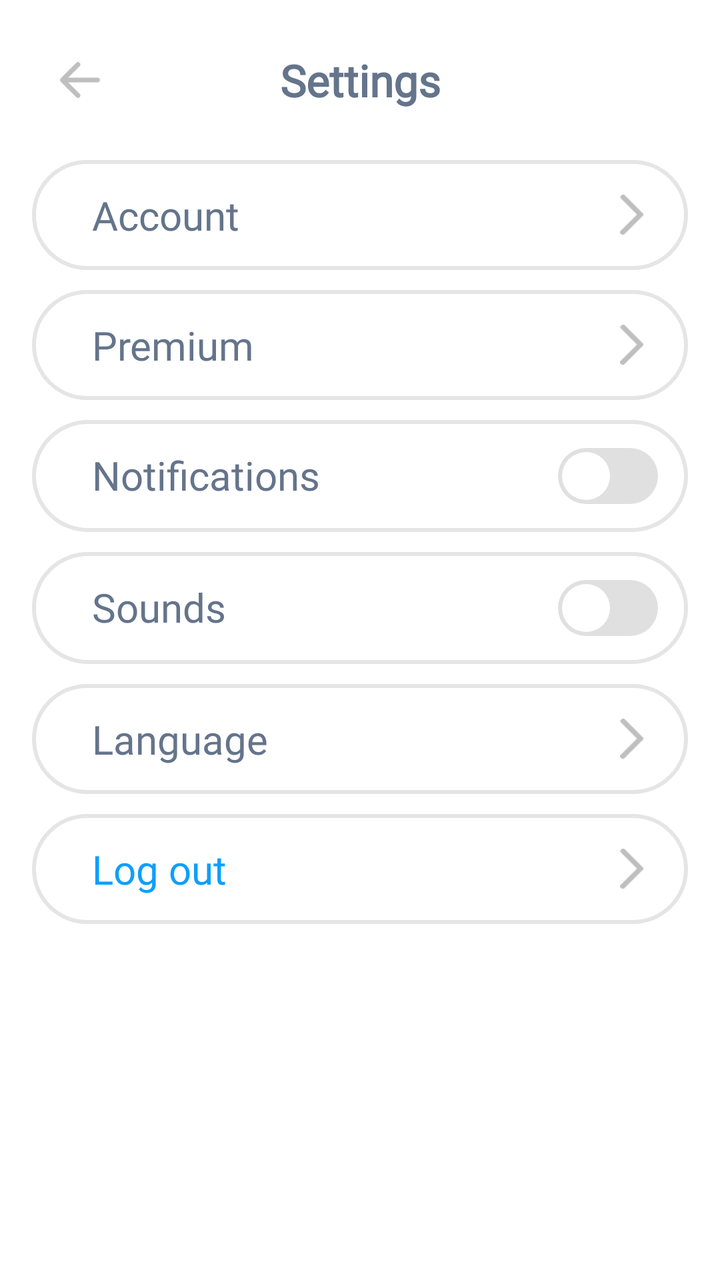
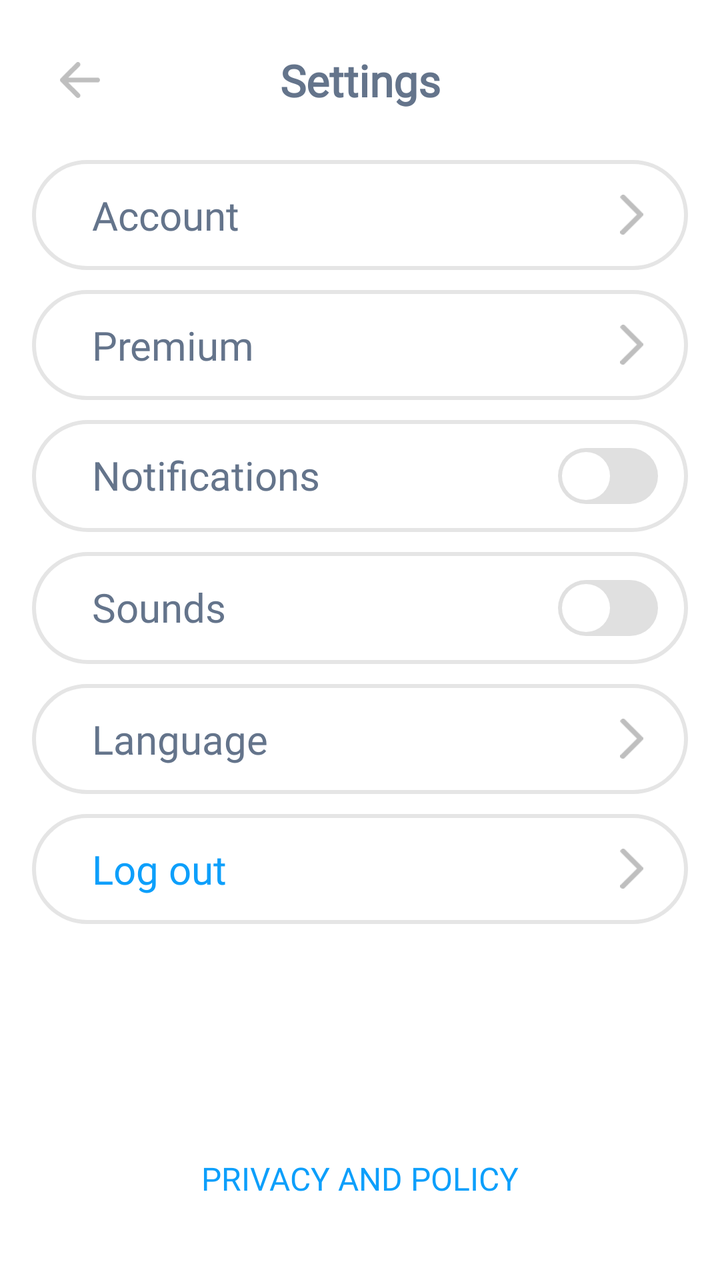

Screens rendered from an Android XML layout before and after an edit, with the pre-edit source and the edit as a unified diff.
<!-- AndroidManifest.xml: application theme Theme.Tetragon -->
<!-- res/layout/activity_settings.xml -->
<?xml version="1.0" encoding="utf-8"?>
<androidx.constraintlayout.widget.ConstraintLayout xmlns:android="http://schemas.android.com/apk/res/android"
    xmlns:app="http://schemas.android.com/apk/res-auto"
    xmlns:tools="http://schemas.android.com/tools"
    android:id="@+id/main"
    android:layout_width="match_parent"
    android:layout_height="match_parent"
    android:background="@color/white"
    tools:context=".ui.uiSettings.SettingsActivity">

    
    <androidx.constraintlayout.widget.ConstraintLayout
        android:id="@+id/mainContent"
        android:layout_width="0dp"
        android:layout_height="0dp"
        android:padding="16dp"
        app:layout_constraintBottom_toBottomOf="parent"
        app:layout_constraintEnd_toEndOf="parent"
        app:layout_constraintStart_toStartOf="parent"
        app:layout_constraintTop_toTopOf="parent">

        <androidx.constraintlayout.widget.ConstraintLayout
            android:layout_width="match_parent"
            android:layout_height="match_parent"
            android:fitsSystemWindows="true">

            
            <androidx.constraintlayout.widget.ConstraintLayout
                android:id="@+id/topBar"
                android:layout_width="0dp"
                android:layout_height="wrap_content"
                app:layout_constraintEnd_toEndOf="parent"
                app:layout_constraintStart_toStartOf="parent"
                app:layout_constraintTop_toTopOf="parent">

                <ImageView
                    android:id="@+id/back_btn"
                    android:layout_width="48dp"
                    android:layout_height="48dp"
                    android:padding="14dp"
                    android:src="@drawable/back_btn"
                    app:layout_constraintBottom_toBottomOf="parent"
                    app:layout_constraintStart_toStartOf="parent"
                    app:layout_constraintTop_toTopOf="parent" />

                <TextView
                    android:id="@+id/textViewTitle"
                    android:layout_width="wrap_content"
                    android:layout_height="wrap_content"
                    android:fontFamily="@font/inter_semibold"
                    android:gravity="center"
                    android:text="@string/settings"
                    android:textColor="@color/text_color"
                    android:textSize="22sp"
                    android:textStyle="bold"
                    app:layout_constraintBottom_toBottomOf="parent"
                    app:layout_constraintEnd_toEndOf="parent"
                    app:layout_constraintStart_toStartOf="parent"
                    app:layout_constraintTop_toTopOf="parent" />
            </androidx.constraintlayout.widget.ConstraintLayout>

            <LinearLayout
                android:id="@+id/account"
                android:layout_width="match_parent"
                android:layout_height="wrap_content"
                android:layout_marginTop="16dp"
                android:background="@drawable/custom_background"
                android:orientation="horizontal"
                android:paddingStart="30dp"
                android:paddingTop="14dp"
                android:paddingEnd="15dp"
                android:paddingBottom="14dp"
                app:layout_constraintTop_toBottomOf="@+id/topBar">

                <TextView
                    android:layout_width="0dp"
                    android:layout_height="wrap_content"
                    android:layout_weight="1"
                    android:fontFamily="@font/inter_semibold"
                    android:text="@string/account"
                    android:textColor="@color/text_color"
                    android:textSize="20sp"
                    app:layout_constraintTop_toBottomOf="@+id/topBar" />

                <ImageView
                    android:layout_width="0dp"
                    android:layout_height="20dp"
                    android:layout_gravity="center"
                    android:layout_weight="0.1"
                    android:src="@drawable/continue_btn" />
            </LinearLayout>

            <LinearLayout
                android:id="@+id/premium"
                android:layout_width="match_parent"
                android:layout_height="wrap_content"
                android:background="@drawable/custom_background"
                android:orientation="horizontal"
                android:layout_marginTop="10dp"
                android:paddingStart="30dp"
                android:paddingTop="14dp"
                android:paddingEnd="15dp"
                android:paddingBottom="14dp"
                app:layout_constraintTop_toBottomOf="@+id/account">

                <TextView
                    android:layout_width="0dp"
                    android:layout_height="wrap_content"
                    android:layout_weight="1"
                    android:fontFamily="@font/inter_semibold"
                    android:text="@string/premium"
                    android:textColor="@color/text_color"
                    android:textSize="20sp"
                    app:layout_constraintTop_toBottomOf="@+id/topBar" />

                <ImageView
                    android:layout_width="0dp"
                    android:layout_height="20dp"
                    android:layout_gravity="center"
                    android:layout_weight="0.1"
                    android:src="@drawable/continue_btn" />
            </LinearLayout>

            <LinearLayout
                android:id="@+id/notifications"
                android:layout_width="match_parent"
                android:layout_height="wrap_content"
                android:background="@drawable/custom_background"
                android:orientation="horizontal"
                android:layout_marginTop="10dp"
                android:paddingStart="30dp"
                android:paddingTop="14dp"
                android:paddingEnd="15dp"
                android:paddingBottom="14dp"
                app:layout_constraintTop_toBottomOf="@+id/premium">

                <TextView
                    android:layout_width="0dp"
                    android:layout_height="wrap_content"
                    android:layout_weight="1"
                    android:fontFamily="@font/inter_semibold"
                    android:text="@string/notifications"
                    android:textColor="@color/text_color"
                    android:textSize="20sp"
                    app:layout_constraintTop_toBottomOf="@+id/topBar" />

                <FrameLayout
                    android:layout_width="wrap_content"
                    android:layout_height="wrap_content">
                    <FrameLayout
                        android:id="@+id/switch_notifications_custom"
                        android:layout_width="50dp"
                        android:layout_height="28dp"
                        android:background="@drawable/toggle_bg"
                        android:padding="2dp">

                        <View
                            android:id="@+id/thumb_notificationss"
                            android:layout_width="24dp"
                            android:layout_height="24dp"
                            android:background="@drawable/toggle_thumb"
                            android:layout_gravity="start"/>
                    </FrameLayout>

                    <FrameLayout
                        android:id="@+id/switch_notifications_on_custom"
                        android:layout_width="50dp"
                        android:layout_height="28dp"
                        android:background="@drawable/toggle_bg_on"
                        android:padding="2dp"
                        android:visibility="invisible">

                        <View
                            android:id="@+id/thumb_on_notifications"
                            android:layout_width="24dp"
                            android:layout_height="24dp"
                            android:background="@drawable/toggle_thumb"
                            android:layout_gravity="end"/>
                    </FrameLayout>
                </FrameLayout>
            </LinearLayout>

            <LinearLayout
                android:id="@+id/sounds"
                android:layout_width="match_parent"
                android:layout_height="wrap_content"
                android:background="@drawable/custom_background"
                android:orientation="horizontal"
                android:layout_marginTop="10dp"
                android:paddingStart="30dp"
                android:paddingTop="14dp"
                android:paddingEnd="15dp"
                android:paddingBottom="14dp"
                app:layout_constraintTop_toBottomOf="@+id/notifications">

                <TextView
                    android:layout_width="0dp"
                    android:layout_height="wrap_content"
                    android:layout_weight="1"
                    android:fontFamily="@font/inter_semibold"
                    android:text="@string/sounds"
                    android:textColor="@color/text_color"
                    android:textSize="20sp"
                    app:layout_constraintTop_toBottomOf="@+id/topBar" />

                <FrameLayout
                    android:layout_width="wrap_content"
                    android:layout_height="wrap_content">
                    <FrameLayout
                        android:id="@+id/switch_sounds_custom"
                        android:layout_width="50dp"
                        android:layout_height="28dp"
                        android:background="@drawable/toggle_bg"
                        android:padding="2dp">

                        <View
                            android:id="@+id/thumb_sounds"
                            android:layout_width="24dp"
                            android:layout_height="24dp"
                            android:background="@drawable/toggle_thumb"
                            android:layout_gravity="start"/>
                    </FrameLayout>

                    <FrameLayout
                        android:id="@+id/switch_sounds_on_custom"
                        android:layout_width="50dp"
                        android:layout_height="28dp"
                        android:background="@drawable/toggle_bg_on"
                        android:padding="2dp"
                        android:visibility="invisible">

                        <View
                            android:id="@+id/thumb_on_sounds"
                            android:layout_width="24dp"
                            android:layout_height="24dp"
                            android:background="@drawable/toggle_thumb"
                            android:layout_gravity="end"/>
                    </FrameLayout>
                </FrameLayout>

            </LinearLayout>

            <LinearLayout
                android:id="@+id/language"
                android:layout_width="match_parent"
                android:layout_height="wrap_content"
                android:background="@drawable/custom_background"
                android:orientation="horizontal"
                android:layout_marginTop="10dp"
                android:paddingStart="30dp"
                android:paddingTop="14dp"
                android:paddingEnd="15dp"
                android:paddingBottom="14dp"
                app:layout_constraintTop_toBottomOf="@+id/sounds">

                <TextView
                    android:layout_width="0dp"
                    android:layout_height="wrap_content"
                    android:layout_weight="1"
                    android:fontFamily="@font/inter_semibold"
                    android:text="@string/language"
                    android:textColor="@color/text_color"
                    android:textSize="20sp"
                    app:layout_constraintTop_toBottomOf="@+id/topBar" />

                <ImageView
                    android:layout_width="0dp"
                    android:layout_height="20dp"
                    android:layout_gravity="center"
                    android:layout_weight="0.1"
                    android:src="@drawable/continue_btn" />

            </LinearLayout>

            <LinearLayout
                android:id="@+id/logOut"
                android:layout_width="match_parent"
                android:layout_height="wrap_content"
                android:background="@drawable/custom_background"
                android:orientation="horizontal"
                android:layout_marginTop="10dp"
                android:paddingStart="30dp"
                android:paddingTop="14dp"
                android:paddingEnd="15dp"
                android:paddingBottom="14dp"
                app:layout_constraintTop_toBottomOf="@+id/language">

                <TextView
                    android:layout_width="0dp"
                    android:layout_height="wrap_content"
                    android:layout_weight="1"
                    android:fontFamily="@font/inter_semibold"
                    android:text="@string/log_out"
                    android:textColor="@color/blue_1"
                    android:textSize="20sp"
                    app:layout_constraintTop_toBottomOf="@+id/topBar" />

                <ImageView
                    android:layout_width="0dp"
                    android:layout_height="20dp"
                    android:layout_gravity="center"
                    android:layout_weight="0.1"
                    android:src="@drawable/continue_btn" />
            </LinearLayout>

        </androidx.constraintlayout.widget.ConstraintLayout>
    </androidx.constraintlayout.widget.ConstraintLayout>

</androidx.constraintlayout.widget.ConstraintLayout>
<!-- resources referenced by this layout -->
<resources>
  <color name="blue_1">#0d9ffb</color>
  <color name="text_color">#64748b</color>
  <color name="white">#FFFFFFFF</color>
  <!-- drawable back_btn (drawable) -->
  <vector xmlns:android="http://schemas.android.com/apk/res/android"
      android:width="34.93dp"
      android:height="31.35dp"
      android:viewportWidth="34.93"
      android:viewportHeight="31.35">
    <path
        android:pathData="M32.81,13.55H7.23L17.18,3.61c0.41,-0.41 0.62,-0.95 0.62,-1.5s-0.21,-1.09 -0.62,-1.51c-0.83,-0.82 -2.18,-0.82 -3,0L0.68,14.12c0.05,-0.05 0.11,-0.09 0.17,-0.13 -0.08,0.06 -0.16,0.12 -0.23,0.19 -0.11,0.1 -0.2,0.21 -0.27,0.33 -0.07,0.12 -0.14,0.25 -0.19,0.37 -0.06,0.12 -0.1,0.25 -0.12,0.37 -0.07,0.42 -0.04,0.84 0.12,1.22 0.02,0.06 0.06,0.14 0.1,0.2 0.09,0.19 0.21,0.35 0.36,0.49l13.56,13.56c0.42,0.41 0.96,0.62 1.51,0.62s1.09,-0.21 1.5,-0.62c0.83,-0.82 0.83,-2.16 0,-2.99l-9.95,-9.95h25.58c1.16,0 2.11,-0.95 2.11,-2.11s-0.95,-2.13 -2.11,-2.13ZM1.3,13.72c-0.12,0.05 -0.24,0.11 -0.34,0.18 0.11,-0.07 0.22,-0.14 0.34,-0.18ZM0.95,17.44c0.2,0.14 0.43,0.23 0.69,0.28 -0.25,-0.04 -0.48,-0.14 -0.69,-0.28Z"
        android:fillColor="#bfbfbf"/>
  </vector>
  <!-- drawable continue_btn (drawable) -->
  <vector xmlns:android="http://schemas.android.com/apk/res/android"
      android:width="18.03dp"
      android:height="31.81dp"
      android:viewportWidth="18.03"
      android:viewportHeight="31.81">
    <path
        android:pathData="M2,29.81l14.03,-14.02l-13.79,-13.79"
        android:strokeLineJoin="round"
        android:strokeWidth="4"
        android:fillColor="#00000000"
        android:strokeColor="#bfbfbf"
        android:strokeLineCap="round"/>
  </vector>
  <!-- drawable custom_background (drawable) -->
  <?xml version="1.0" encoding="utf-8"?>
  <shape xmlns:android="http://schemas.android.com/apk/res/android"
      android:shape="rectangle">
      <solid android:color="#ffffff"/>
      <stroke android:color="#e5e5e5"
          android:width="2dp"/>
      <corners android:radius="40dp"/>
  </shape>
  <!-- drawable toggle_bg (drawable) -->
  <?xml version="1.0" encoding="utf-8"?>
  <layer-list xmlns:android="http://schemas.android.com/apk/res/android">
      <item>
          <shape android:shape="rectangle">
              <solid android:color="#E0E0E0"/> 
              <corners android:radius="20dp"/>
          </shape>
      </item>
  </layer-list>
  <!-- drawable toggle_bg_on (drawable) -->
  <?xml version="1.0" encoding="utf-8"?>
  <layer-list xmlns:android="http://schemas.android.com/apk/res/android">
      <item>
          <shape android:shape="rectangle">
              <solid android:color="@color/blue_1"/> 
              <corners android:radius="20dp"/>
          </shape>
      </item>
  </layer-list>
  <!-- drawable toggle_thumb (drawable) -->
  <?xml version="1.0" encoding="utf-8"?>
  <shape xmlns:android="http://schemas.android.com/apk/res/android" android:shape="oval">
      <solid android:color="#FFFFFF"/> 
  </shape>
  <string name="account">Account</string>
  <string name="language">Language</string>
  <string name="log_out">Log out</string>
  <string name="notifications">Notifications</string>
  <string name="premium">Premium</string>
  <string name="settings">Settings</string>
  <string name="sounds">Sounds</string>
  <style name="Theme.Tetragon" parent="Base.Theme.Tetragon" />
  <style name="Base.Theme.Tetragon" parent="Theme.Material3.DayNight.NoActionBar">
          
          
          <item name="android:statusBarColor">@color/white</item>
          <item name="android:navigationBarColor">@color/white</item>
          
          <item name="android:windowLightStatusBar">true</item>
      </style>
</resources>

<!-- the commit's change to res/layout/activity_settings.xml (unified diff, before → after) -->
@@ -303,6 +303,23 @@
                     android:src="@drawable/continue_btn" />
             </LinearLayout>
 
+
+            
+            <TextView
+                android:id="@+id/privacyPolicyText"
+                android:layout_width="wrap_content"
+                android:layout_height="wrap_content"
+                android:layout_marginBottom="24dp"
+                android:clickable="true"
+                android:focusable="true"
+                android:fontFamily="@font/inter_semibold"
+                android:text="@string/privacy_policy"
+                android:textColor="@color/blue_1"
+                android:textSize="16sp"
+                app:layout_constraintBottom_toBottomOf="parent"
+                app:layout_constraintEnd_toEndOf="parent"
+                app:layout_constraintStart_toStartOf="parent" />
+
         </androidx.constraintlayout.widget.ConstraintLayout>
     </androidx.constraintlayout.widget.ConstraintLayout>
 
<!-- resource entries referenced after the edit -->
@@ -66,16 +66,19 @@
   <string name="log_out">Log out</string>
   <string name="notifications">Notifications</string>
   <string name="premium">Premium</string>
+  <string name="privacy_policy">PRIVACY AND POLICY</string>
   <string name="settings">Settings</string>
   <string name="sounds">Sounds</string>
   <style name="Theme.Tetragon" parent="Base.Theme.Tetragon" />
   <style name="Base.Theme.Tetragon" parent="Theme.Material3.DayNight.NoActionBar">
-          
-          
           <item name="android:statusBarColor">@color/white</item>
           <item name="android:navigationBarColor">@color/white</item>
-          
           <item name="android:windowLightStatusBar">true</item>
+  
+          <item name="android:windowBackground">@color/white</item>
+          <item name="android:colorBackground">@color/white</item>
+  
+          <item name="android:windowIsTranslucent">false</item>
       </style>
 </resources>
 
